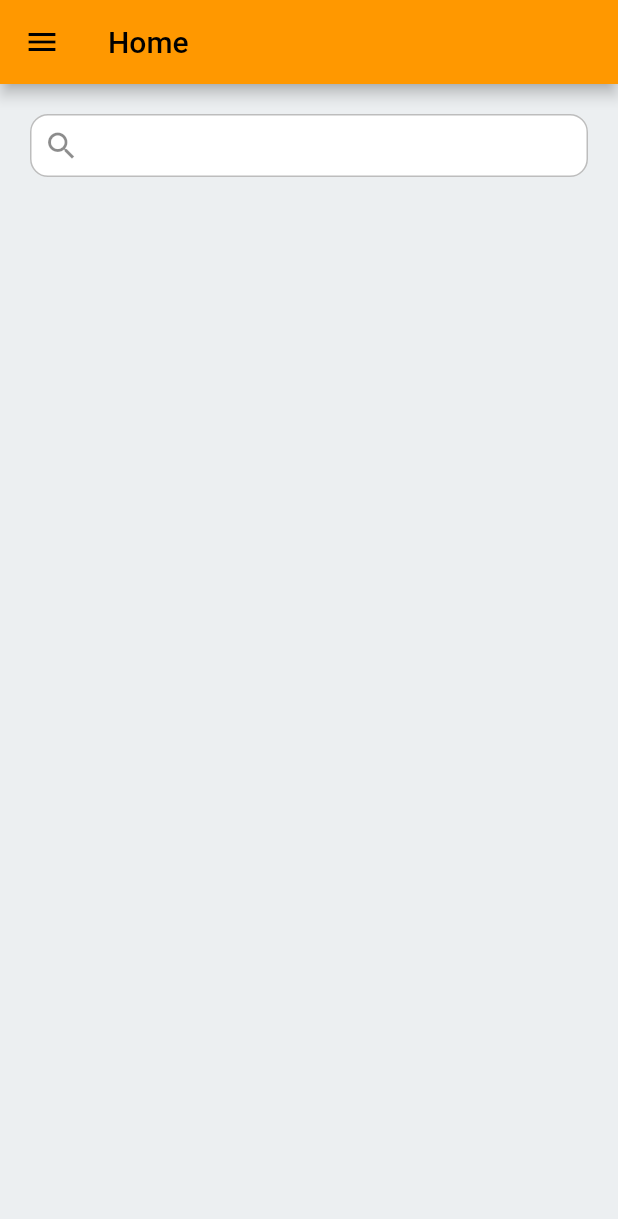
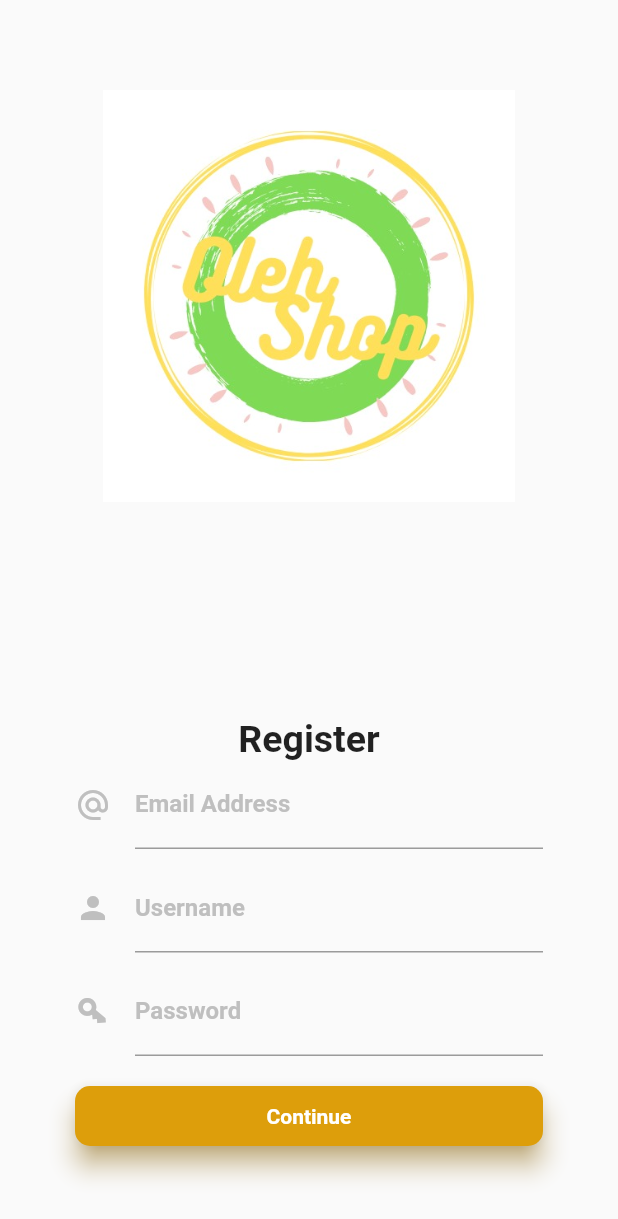
Before and after one commit to kdrm12/oleh_shop_mobile_app, a Flutter app: the screen it shows after launch, on a phone screen of 412 x 824 dp. Shown: the top 1219 px of the screen. Run offline on Flutter 3.47's test engine with Material 2 defaults, Android fonts, the phone set to English and light mode, and no system bars; our stand-ins replace cached_network_image; Roboto replaces fonts that are missing (Poppins).

Commit message:
logreg ui

```diff
--- a/lib/main.dart
+++ b/lib/main.dart
@@ -1,6 +1,7 @@
 import 'package:flutter/material.dart';
 import 'package:oleh_shop_app/pages/HomePage.dart';
 import 'package:oleh_shop_app/pages/DetailOlehPage.dart';
+import 'package:oleh_shop_app/pages/signup.dart';
 
 void main() {
   runApp(const MyApp());
@@ -20,7 +21,7 @@ class MyApp extends StatelessWidget {
       ),
       initialRoute: '/',
       routes: {
-        '/': (context) => const MyHomePage(),
+        '/': (context) => const SignUpPage(),
         '/detail': (context) => const OlehDetail(),
       },
       //home: const MyHomePage(),
--- /dev/null
+++ b/lib/pages/signup.dart
@@ -0,0 +1,131 @@
+import 'package:flutter/material.dart';
+import 'dart:math' as math;
+
+import 'package:oleh_shop_app/pages/signin.dart';
+
+class SignUpPage extends StatelessWidget {
+  const SignUpPage({Key? key}) : super(key: key);
+
+  @override
+  Widget build(BuildContext context) {
+    return Scaffold(
+      resizeToAvoidBottomInset: false,
+      body: SafeArea(
+        child: Container(
+          // we will give media query height
+          // double.infinity make it big as my parent allows
+          // while MediaQuery make it big as per the screen
+
+          width: double.infinity,
+          height: MediaQuery.of(context).size.height,
+          padding: const EdgeInsets.symmetric(horizontal: 30, vertical: 60),
+          child: Column(
+            // even space distribution
+            mainAxisAlignment: MainAxisAlignment.spaceBetween,
+            crossAxisAlignment: CrossAxisAlignment.center,
+            children: <Widget>[
+              Container(
+                height: MediaQuery.of(context).size.height / 3,
+                decoration: const BoxDecoration(
+                    image: DecorationImage(
+                        image: AssetImage('assets/images/oleh.png'))),
+              ),
+              Container(
+                  padding:
+                      const EdgeInsets.only(top: 50.0, left: 20.0, right: 20.0),
+                  child: Column(
+                    children: <Widget>[
+                      Column(
+                        children: const <Widget>[
+                          Text(
+                            "Register",
+                            style: TextStyle(
+                              fontWeight: FontWeight.bold,
+                              fontSize: 25,
+                            ),
+                          ),
+                        ],
+                      ),
+                      const TextField(
+                        decoration: InputDecoration(
+                            icon: Icon(Icons.alternate_email,
+                                color: Color(0xFFBFBFBF)),
+                            labelText: 'Email Address',
+                            labelStyle: TextStyle(
+                                fontFamily: 'Poppins',
+                                fontWeight: FontWeight.bold,
+                                color: Color(0xFFBFBFBF)),
+                            focusedBorder: UnderlineInputBorder(
+                                borderSide: BorderSide(
+                                    color: Color.fromARGB(255, 221, 158, 11)))),
+                      ),
+                      const SizedBox(height: 10.0),
+                      const TextField(
+                        decoration: InputDecoration(
+                            icon: Icon(Icons.person, color: Color(0xFFBFBFBF)),
+                            labelText: 'Username',
+                            labelStyle: TextStyle(
+                                fontFamily: 'Poppins',
+                                fontWeight: FontWeight.bold,
+                                color: Color(0xFFBFBFBF)),
+                            focusedBorder: UnderlineInputBorder(
+                                borderSide: BorderSide(
+                                    color: Color.fromARGB(255, 221, 158, 11)))),
+                      ),
+                      const SizedBox(height: 10.0),
+                      TextField(
+                        decoration: InputDecoration(
+                            icon: Transform.rotate(
+                                angle: -40 * math.pi / -180,
+                                child: const Icon(
+                                  Icons.key,
+                                  color: Color(0xFFBFBFBF),
+                                  size: 24,
+                                )),
+                            labelText: 'Password',
+                            labelStyle: const TextStyle(
+                                fontFamily: 'Poppins',
+                                fontWeight: FontWeight.bold,
+                                color: Color(0xFFBFBFBF)),
+                            focusedBorder: const UnderlineInputBorder(
+                                borderSide: BorderSide(
+                                    color: Color.fromARGB(255, 221, 158, 11)))),
+                        obscureText: true,
+                      ),
+                      const SizedBox(height: 20.0),
+                      SizedBox(
+                        height: 40.0,
+                        child: Material(
+                          borderRadius: BorderRadius.circular(10.0),
+                          shadowColor: Color.fromARGB(255, 221, 158, 11),
+                          color: Color.fromARGB(255, 221, 158, 11),
+                          elevation: 7.0,
+                          child: GestureDetector(
+                            onTap: () {
+                              Navigator.push(
+                                  context,
+                                  MaterialPageRoute(
+                                      builder: (context) =>
+                                          const SignInPage()));
+                            },
+                            child: const Center(
+                              child: Text(
+                                'Continue',
+                                style: TextStyle(
+                                    color: Colors.white,
+                                    fontWeight: FontWeight.bold,
+                                    fontFamily: 'Poppins'),
+                              ),
+                            ),
+                          ),
+                        ),
+                      ),
+                    ],
+                  ))
+            ],
+          ),
+        ),
+      ),
+    );
+  }
+}
--- a/pubspec.yaml
+++ b/pubspec.yaml
@@ -60,9 +60,8 @@ flutter:
   uses-material-design: true
 
   # To add assets to your application, add an assets section, like this:
-  # assets:
-  #   - images/a_dot_burr.jpeg
-  #   - images/a_dot_ham.jpeg
+  assets:
+    - assets/images/
 
   # An image asset can refer to one or more resolution-specific "variants", see
   # https://flutter.dev/assets-and-images/#resolution-aware.
```
Also changed, not shown: lib/pages/signin.dart (added, +118 -0 lines), assets/images/oleh.png (added), 8 other files.
